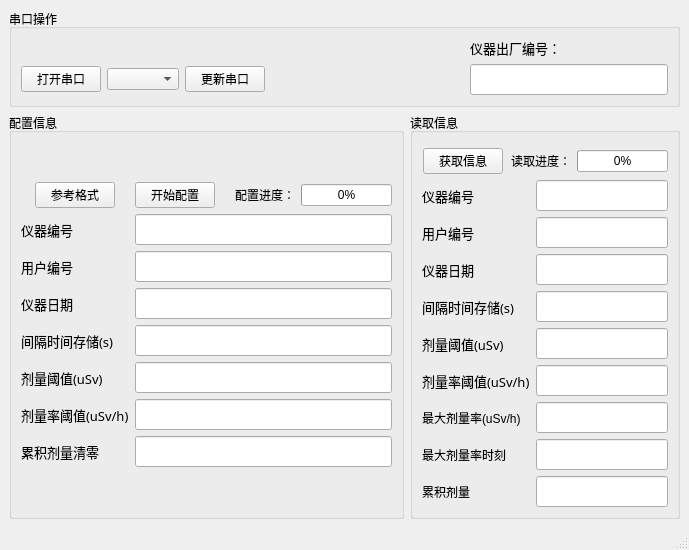
The window that pyqtUI/main.ui (RedFalsh/EPD_Config) describes before a commit, drawn with Qt 5.
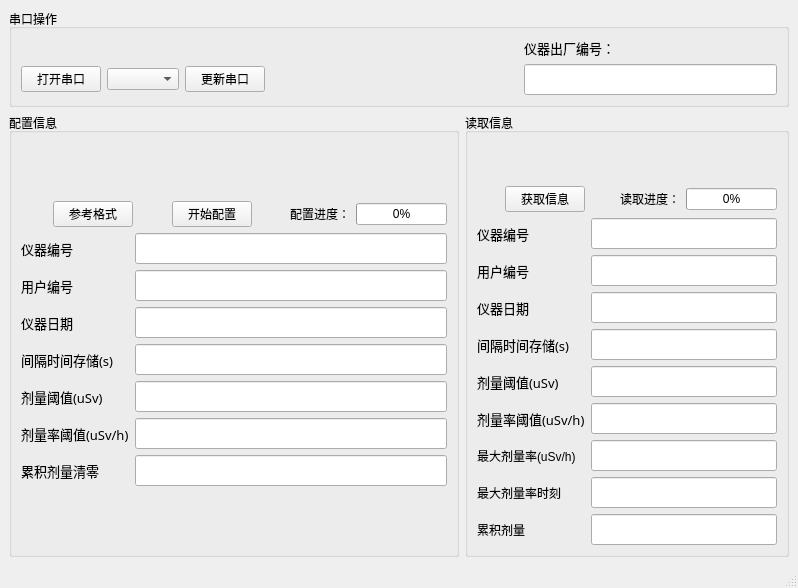
The same window after the commit.

What changed in the file:
```diff
--- a/pyqtUI/main.ui
+++ b/pyqtUI/main.ui
@@ -6,48 +6,477 @@
    <rect>
     <x>0</x>
     <y>0</y>
-    <width>689</width>
-    <height>482</height>
+    <width>798</width>
+    <height>588</height>
    </rect>
   </property>
   <property name="windowTitle">
    <string>MainWindow</string>
   </property>
   <widget class="QWidget" name="centralwidget">
-   <layout class="QGridLayout" name="gridLayout_3">
-    <property name="leftMargin">
-     <number>0</number>
-    </property>
-    <property name="topMargin">
-     <number>0</number>
-    </property>
-    <property name="rightMargin">
-     <number>0</number>
-    </property>
-    <property name="bottomMargin">
-     <number>0</number>
-    </property>
-    <property name="spacing">
-     <number>0</number>
-    </property>
-    <item row="0" column="0">
-     <layout class="QGridLayout" name="gridLayout_2">
-      <property name="leftMargin">
-       <number>9</number>
+   <layout class="QVBoxLayout" name="verticalLayout">
+    <item>
+     <widget class="QGroupBox" name="groupBox">
+      <property name="title">
+       <string>串口操作</string>
       </property>
-      <property name="topMargin">
-       <number>9</number>
-      </property>
-      <property name="rightMargin">
-       <number>9</number>
-      </property>
-      <property name="bottomMargin">
-       <number>9</number>
-      </property>
-      <property name="spacing">
-       <number>6</number>
-      </property>
-      <item row="1" column="1">
+      <layout class="QGridLayout" name="gridLayout">
+       <item row="2" column="0">
+        <layout class="QHBoxLayout" name="horizontalLayout_2">
+         <item>
+          <widget class="QPushButton" name="pushButton_OpenSerial">
+           <property name="enabled">
+            <bool>true</bool>
+           </property>
+           <property name="text">
+            <string>打开串口</string>
+           </property>
+          </widget>
+         </item>
+         <item>
+          <widget class="QComboBox" name="comboBox_ComNum"/>
+         </item>
+         <item>
+          <widget class="QPushButton" name="pushButton_UpdateSerialShow">
+           <property name="text">
+            <string>更新串口</string>
+           </property>
+          </widget>
+         </item>
+        </layout>
+       </item>
+       <item row="2" column="1">
+        <spacer name="horizontalSpacer">
+         <property name="orientation">
+          <enum>Qt::Horizontal</enum>
+         </property>
+         <property name="sizeHint" stdset="0">
+          <size>
+           <width>40</width>
+           <height>20</height>
+          </size>
+         </property>
+        </spacer>
+       </item>
+       <item row="0" column="2">
+        <widget class="QLabel" name="label_17">
+         <property name="minimumSize">
+          <size>
+           <width>0</width>
+           <height>0</height>
+          </size>
+         </property>
+         <property name="font">
+          <font>
+           <family>Sans</family>
+           <pointsize>10</pointsize>
+           <weight>50</weight>
+           <bold>false</bold>
+          </font>
+         </property>
+         <property name="text">
+          <string>仪器出厂编号：</string>
+         </property>
+        </widget>
+       </item>
+       <item row="2" column="2">
+        <widget class="QLineEdit" name="lineEdit_InstrumentFactoryNumber">
+         <property name="minimumSize">
+          <size>
+           <width>0</width>
+           <height>0</height>
+          </size>
+         </property>
+         <property name="font">
+          <font>
+           <family>Arial</family>
+           <pointsize>14</pointsize>
+           <weight>50</weight>
+           <bold>false</bold>
+          </font>
+         </property>
+        </widget>
+       </item>
+      </layout>
+     </widget>
+    </item>
+    <item>
+     <layout class="QHBoxLayout" name="horizontalLayout">
+      <item>
+       <widget class="QGroupBox" name="groupBox_7">
+        <property name="title">
+         <string>配置信息</string>
+        </property>
+        <layout class="QFormLayout" name="formLayout_2">
+         <property name="fieldGrowthPolicy">
+          <enum>QFormLayout::AllNonFixedFieldsGrow</enum>
+         </property>
+         <item row="0" column="0">
+          <spacer name="verticalSpacer">
+           <property name="orientation">
+            <enum>Qt::Vertical</enum>
+           </property>
+           <property name="sizeHint" stdset="0">
+            <size>
+             <width>20</width>
+             <height>40</height>
+            </size>
+           </property>
+          </spacer>
+         </item>
+         <item row="1" column="0" colspan="2">
+          <layout class="QHBoxLayout" name="horizontalLayout_8">
+           <item>
+            <spacer name="horizontalSpacer_2">
+             <property name="orientation">
+              <enum>Qt::Horizontal</enum>
+             </property>
+             <property name="sizeHint" stdset="0">
+              <size>
+               <width>40</width>
+               <height>20</height>
+              </size>
+             </property>
+            </spacer>
+           </item>
+           <item>
+            <widget class="QPushButton" name="pushButton_Style">
+             <property name="text">
+              <string>参考格式</string>
+             </property>
+            </widget>
+           </item>
+           <item>
+            <spacer name="horizontalSpacer_3">
+             <property name="orientation">
+              <enum>Qt::Horizontal</enum>
+             </property>
+             <property name="sizeHint" stdset="0">
+              <size>
+               <width>40</width>
+               <height>20</height>
+              </size>
+             </property>
+            </spacer>
+           </item>
+           <item>
+            <widget class="QPushButton" name="pushButton_InfWriteInformation">
+             <property name="text">
+              <string>开始配置</string>
+             </property>
+            </widget>
+           </item>
+           <item>
+            <spacer name="horizontalSpacer_7">
+             <property name="orientation">
+              <enum>Qt::Horizontal</enum>
+             </property>
+             <property name="sizeHint" stdset="0">
+              <size>
+               <width>40</width>
+               <height>20</height>
+              </size>
+             </property>
+            </spacer>
+           </item>
+           <item>
+            <widget class="QLabel" name="label_9">
+             <property name="text">
+              <string>配置进度：</string>
+             </property>
+            </widget>
+           </item>
+           <item>
+            <widget class="QProgressBar" name="progressBarInfWrite">
+             <property name="value">
+              <number>0</number>
+             </property>
+            </widget>
+           </item>
+          </layout>
+         </item>
+         <item row="2" column="0">
+          <widget class="QLabel" name="label_16">
+           <property name="minimumSize">
+            <size>
+             <width>0</width>
+             <height>0</height>
+            </size>
+           </property>
+           <property name="font">
+            <font>
+             <family>Sans</family>
+             <pointsize>10</pointsize>
+             <weight>50</weight>
+             <bold>false</bold>
+            </font>
+           </property>
+           <property name="text">
+            <string>仪器编号</string>
+           </property>
+          </widget>
+         </item>
+         <item row="2" column="1">
+          <widget class="QLineEdit" name="lineEdit_W_InstrumentNumber">
+           <property name="minimumSize">
+            <size>
+             <width>0</width>
+             <height>0</height>
+            </size>
+           </property>
+           <property name="font">
+            <font>
+             <family>Arial</family>
+             <pointsize>14</pointsize>
+            </font>
+           </property>
+          </widget>
+         </item>
+         <item row="3" column="0">
+          <widget class="QLabel" name="label_2">
+           <property name="font">
+            <font>
+             <family>Sans</family>
+             <pointsize>10</pointsize>
+             <weight>50</weight>
+             <bold>false</bold>
+            </font>
+           </property>
+           <property name="text">
+            <string>用户编号</string>
+           </property>
+          </widget>
+         </item>
+         <item row="3" column="1">
+          <widget class="QLineEdit" name="lineEdit_W_UserNumber">
+           <property name="minimumSize">
+            <size>
+             <width>0</width>
+             <height>0</height>
+            </size>
+           </property>
+           <property name="font">
+            <font>
+             <family>Arial</family>
+             <pointsize>14</pointsize>
+             <weight>50</weight>
+             <bold>false</bold>
+            </font>
+           </property>
+          </widget>
+         </item>
+         <item row="4" column="0">
+          <widget class="QLabel" name="label_18">
+           <property name="minimumSize">
+            <size>
+             <width>0</width>
+             <height>0</height>
+            </size>
+           </property>
+           <property name="font">
+            <font>
+             <family>Sans</family>
+             <pointsize>10</pointsize>
+             <weight>50</weight>
+             <bold>false</bold>
+            </font>
+           </property>
+           <property name="text">
+            <string>仪器日期</string>
+           </property>
+          </widget>
+         </item>
+         <item row="4" column="1">
+          <widget class="QLineEdit" name="lineEdit_W_InstrumentDate">
+           <property name="minimumSize">
+            <size>
+             <width>0</width>
+             <height>0</height>
+            </size>
+           </property>
+           <property name="font">
+            <font>
+             <family>Arial</family>
+             <pointsize>14</pointsize>
+             <weight>50</weight>
+             <bold>false</bold>
+            </font>
+           </property>
+          </widget>
+         </item>
+         <item row="5" column="0">
+          <widget class="QLabel" name="label_12">
+           <property name="minimumSize">
+            <size>
+             <width>0</width>
+             <height>0</height>
+            </size>
+           </property>
+           <property name="font">
+            <font>
+             <family>Sans</family>
+             <pointsize>10</pointsize>
+             <weight>50</weight>
+             <bold>false</bold>
+            </font>
+           </property>
+           <property name="text">
+            <string>间隔时间存储(s)</string>
+           </property>
+          </widget>
+         </item>
+         <item row="5" column="1">
+          <widget class="QLineEdit" name="lineEdit_W_IntervalTime">
+           <property name="minimumSize">
+            <size>
+             <width>0</width>
+             <height>0</height>
+            </size>
+           </property>
+           <property name="font">
+            <font>
+             <family>Arial</family>
+             <pointsize>14</pointsize>
+             <weight>50</weight>
+             <bold>false</bold>
+            </font>
+           </property>
+          </widget>
+         </item>
+         <item row="6" column="0">
+          <widget class="QLabel" name="label_19">
+           <property name="minimumSize">
+            <size>
+             <width>0</width>
+             <height>0</height>
+            </size>
+           </property>
+           <property name="font">
+            <font>
+             <family>Sans</family>
+             <pointsize>10</pointsize>
+             <weight>50</weight>
+             <bold>false</bold>
+            </font>
+           </property>
+           <property name="text">
+            <string>剂量阈值(uSv)</string>
+           </property>
+          </widget>
+         </item>
+         <item row="6" column="1">
+          <widget class="QLineEdit" name="lineEdit_W_DoseThreshold">
+           <property name="minimumSize">
+            <size>
+             <width>0</width>
+             <height>0</height>
+            </size>
+           </property>
+           <property name="font">
+            <font>
+             <family>Arial</family>
+             <pointsize>14</pointsize>
+             <weight>50</weight>
+             <bold>false</bold>
+            </font>
+           </property>
+          </widget>
+         </item>
+         <item row="7" column="0">
+          <widget class="QLabel" name="label_14">
+           <property name="minimumSize">
+            <size>
+             <width>0</width>
+             <height>0</height>
+            </size>
+           </property>
+           <property name="font">
+            <font>
+             <family>Sans</family>
+             <pointsize>10</pointsize>
+             <weight>50</weight>
+             <bold>false</bold>
+            </font>
+           </property>
+           <property name="text">
+            <string>剂量率阈值(uSv/h)</string>
+           </property>
+          </widget>
+         </item>
+         <item row="7" column="1">
+          <widget class="QLineEdit" name="lineEdit_W_DoseRateThreshold">
+           <property name="minimumSize">
+            <size>
+             <width>0</width>
+             <height>0</height>
+            </size>
+           </property>
+           <property name="font">
+            <font>
+             <family>Arial</family>
+             <pointsize>14</pointsize>
+             <weight>50</weight>
+             <bold>false</bold>
+            </font>
+           </property>
+          </widget>
+         </item>
+         <item row="9" column="0">
+          <widget class="QLabel" name="label_15">
+           <property name="minimumSize">
+            <size>
+             <width>0</width>
+             <height>0</height>
+            </size>
+           </property>
+           <property name="font">
+            <font>
+             <family>Sans</family>
+             <pointsize>10</pointsize>
+             <weight>50</weight>
+             <bold>false</bold>
+            </font>
+           </property>
+           <property name="text">
+            <string>累积剂量清零</string>
+           </property>
+          </widget>
+         </item>
+         <item row="9" column="1">
+          <widget class="QLineEdit" name="lineEdit_W_CumulativeDoseReset">
+           <property name="minimumSize">
+            <size>
+             <width>0</width>
+             <height>0</height>
+            </size>
+           </property>
+           <property name="font">
+            <font>
+             <family>Arial</family>
+             <pointsize>14</pointsize>
+             <weight>50</weight>
+             <bold>false</bold>
+            </font>
+           </property>
+          </widget>
+         </item>
+         <item row="13" column="0" colspan="2">
+          <spacer name="verticalSpacer_4">
+           <property name="orientation">
+            <enum>Qt::Vertical</enum>
+           </property>
+           <property name="sizeHint" stdset="0">
+            <size>
+             <width>20</width>
+             <height>40</height>
+            </size>
+           </property>
+          </spacer>
+         </item>
+        </layout>
+       </widget>
+      </item>
+      <item>
        <widget class="QGroupBox" name="groupBox_9">
         <property name="title">
          <string>读取信息</string>
@@ -400,465 +829,6 @@
         </layout>
        </widget>
       </item>
-      <item row="1" column="0">
-       <widget class="QGroupBox" name="groupBox_7">
-        <property name="title">
-         <string>配置信息</string>
-        </property>
-        <layout class="QFormLayout" name="formLayout_2">
-         <property name="fieldGrowthPolicy">
-          <enum>QFormLayout::AllNonFixedFieldsGrow</enum>
-         </property>
-         <item row="0" column="0">
-          <spacer name="verticalSpacer">
-           <property name="orientation">
-            <enum>Qt::Vertical</enum>
-           </property>
-           <property name="sizeHint" stdset="0">
-            <size>
-             <width>20</width>
-             <height>40</height>
-            </size>
-           </property>
-          </spacer>
-         </item>
-         <item row="1" column="0" colspan="2">
-          <layout class="QHBoxLayout" name="horizontalLayout_8">
-           <item>
-            <spacer name="horizontalSpacer_2">
-             <property name="orientation">
-              <enum>Qt::Horizontal</enum>
-             </property>
-             <property name="sizeHint" stdset="0">
-              <size>
-               <width>40</width>
-               <height>20</height>
-              </size>
-             </property>
-            </spacer>
-           </item>
-           <item>
-            <widget class="QPushButton" name="pushButton_Style">
-             <property name="text">
-              <string>参考格式</string>
-             </property>
-            </widget>
-           </item>
-           <item>
-            <spacer name="horizontalSpacer_3">
-             <property name="orientation">
-              <enum>Qt::Horizontal</enum>
-             </property>
-             <property name="sizeHint" stdset="0">
-              <size>
-               <width>40</width>
-               <height>20</height>
-              </size>
-             </property>
-            </spacer>
-           </item>
-           <item>
-            <widget class="QPushButton" name="pushButton_InfWriteInformation">
-             <property name="text">
-              <string>开始配置</string>
-             </property>
-            </widget>
-           </item>
-           <item>
-            <spacer name="horizontalSpacer_7">
-             <property name="orientation">
-              <enum>Qt::Horizontal</enum>
-             </property>
-             <property name="sizeHint" stdset="0">
-              <size>
-               <width>40</width>
-               <height>20</height>
-              </size>
-             </property>
-            </spacer>
-           </item>
-           <item>
-            <widget class="QLabel" name="label_9">
-             <property name="text">
-              <string>配置进度：</string>
-             </property>
-            </widget>
-           </item>
-           <item>
-            <widget class="QProgressBar" name="progressBarInfWrite">
-             <property name="value">
-              <number>0</number>
-             </property>
-            </widget>
-           </item>
-          </layout>
-         </item>
-         <item row="2" column="0">
-          <widget class="QLabel" name="label_16">
-           <property name="minimumSize">
-            <size>
-             <width>0</width>
-             <height>0</height>
-            </size>
-           </property>
-           <property name="font">
-            <font>
-             <family>Sans</family>
-             <pointsize>10</pointsize>
-             <weight>50</weight>
-             <bold>false</bold>
-            </font>
-           </property>
-           <property name="text">
-            <string>仪器编号</string>
-           </property>
-          </widget>
-         </item>
-         <item row="2" column="1">
-          <widget class="QLineEdit" name="lineEdit_W_InstrumentNumber">
-           <property name="minimumSize">
-            <size>
-             <width>0</width>
-             <height>0</height>
-            </size>
-           </property>
-           <property name="font">
-            <font>
-             <family>Arial</family>
-             <pointsize>14</pointsize>
-            </font>
-           </property>
-          </widget>
-         </item>
-         <item row="3" column="0">
-          <widget class="QLabel" name="label_2">
-           <property name="font">
-            <font>
-             <family>Sans</family>
-             <pointsize>10</pointsize>
-             <weight>50</weight>
-             <bold>false</bold>
-            </font>
-           </property>
-           <property name="text">
-            <string>用户编号</string>
-           </property>
-          </widget>
-         </item>
-         <item row="3" column="1">
-          <widget class="QLineEdit" name="lineEdit_W_UserNumber">
-           <property name="minimumSize">
-            <size>
-             <width>0</width>
-             <height>0</height>
-            </size>
-           </property>
-           <property name="font">
-            <font>
-             <family>Arial</family>
-             <pointsize>14</pointsize>
-             <weight>50</weight>
-             <bold>false</bold>
-            </font>
-           </property>
-          </widget>
-         </item>
-         <item row="4" column="0">
-          <widget class="QLabel" name="label_18">
-           <property name="minimumSize">
-            <size>
-             <width>0</width>
-             <height>0</height>
-            </size>
-           </property>
-           <property name="font">
-            <font>
-             <family>Sans</family>
-             <pointsize>10</pointsize>
-             <weight>50</weight>
-             <bold>false</bold>
-            </font>
-           </property>
-           <property name="text">
-            <string>仪器日期</string>
-           </property>
-          </widget>
-         </item>
-         <item row="4" column="1">
-          <widget class="QLineEdit" name="lineEdit_W_InstrumentDate">
-           <property name="minimumSize">
-            <size>
-             <width>0</width>
-             <height>0</height>
-            </size>
-           </property>
-           <property name="font">
-            <font>
-             <family>Arial</family>
-             <pointsize>14</pointsize>
-             <weight>50</weight>
-             <bold>false</bold>
-            </font>
-           </property>
-          </widget>
-         </item>
-         <item row="5" column="0">
-          <widget class="QLabel" name="label_12">
-           <property name="minimumSize">
-            <size>
-             <width>0</width>
-             <height>0</height>
-            </size>
-           </property>
-           <property name="font">
-            <font>
-             <family>Sans</family>
-             <pointsize>10</pointsize>
-             <weight>50</weight>
-             <bold>false</bold>
-            </font>
-           </property>
-           <property name="text">
-            <string>间隔时间存储(s)</string>
-           </property>
-          </widget>
-         </item>
-         <item row="5" column="1">
-          <widget class="QLineEdit" name="lineEdit_W_IntervalTime">
-           <property name="minimumSize">
-            <size>
-             <width>0</width>
-             <height>0</height>
-            </size>
-           </property>
-           <property name="font">
-            <font>
-             <family>Arial</family>
-             <pointsize>14</pointsize>
-             <weight>50</weight>
-             <bold>false</bold>
-            </font>
-           </property>
-          </widget>
-         </item>
-         <item row="6" column="0">
-          <widget class="QLabel" name="label_19">
-           <property name="minimumSize">
-            <size>
-             <width>0</width>
-             <height>0</height>
-            </size>
-           </property>
-           <property name="font">
-            <font>
-             <family>Sans</family>
-             <pointsize>10</pointsize>
-             <weight>50</weight>
-             <bold>false</bold>
-            </font>
-           </property>
-           <property name="text">
-            <string>剂量阈值(uSv)</string>
-           </property>
-          </widget>
-         </item>
-         <item row="6" column="1">
-          <widget class="QLineEdit" name="lineEdit_W_DoseThreshold">
-           <property name="minimumSize">
-            <size>
-             <width>0</width>
-             <height>0</height>
-            </size>
-           </property>
-           <property name="font">
-            <font>
-             <family>Arial</family>
-             <pointsize>14</pointsize>
-             <weight>50</weight>
-             <bold>false</bold>
-            </font>
-           </property>
-          </widget>
-         </item>
-         <item row="7" column="0">
-          <widget class="QLabel" name="label_14">
-           <property name="minimumSize">
-            <size>
-             <width>0</width>
-             <height>0</height>
-            </size>
-           </property>
-           <property name="font">
-            <font>
-             <family>Sans</family>
-             <pointsize>10</pointsize>
-             <weight>50</weight>
-             <bold>false</bold>
-            </font>
-           </property>
-           <property name="text">
-            <string>剂量率阈值(uSv/h)</string>
-           </property>
-          </widget>
-         </item>
-         <item row="7" column="1">
-          <widget class="QLineEdit" name="lineEdit_W_DoseRateThreshold">
-           <property name="minimumSize">
-            <size>
-             <width>0</width>
-             <height>0</height>
-            </size>
-           </property>
-           <property name="font">
-            <font>
-             <family>Arial</family>
-             <pointsize>14</pointsize>
-             <weight>50</weight>
-             <bold>false</bold>
-            </font>
-           </property>
-          </widget>
-         </item>
-         <item row="9" column="0">
-          <widget class="QLabel" name="label_15">
-           <property name="minimumSize">
-            <size>
-             <width>0</width>
-             <height>0</height>
-            </size>
-           </property>
-           <property name="font">
-            <font>
-             <family>Sans</family>
-             <pointsize>10</pointsize>
-             <weight>50</weight>
-             <bold>false</bold>
-            </font>
-           </property>
-           <property name="text">
-            <string>累积剂量清零</string>
-           </property>
-          </widget>
-         </item>
-         <item row="9" column="1">
-          <widget class="QLineEdit" name="lineEdit_W_CumulativeDoseReset">
-           <property name="minimumSize">
-            <size>
-             <width>0</width>
-             <height>0</height>
-            </size>
-           </property>
-           <property name="font">
-            <font>
-             <family>Arial</family>
-             <pointsize>14</pointsize>
-             <weight>50</weight>
-             <bold>false</bold>
-            </font>
-           </property>
-          </widget>
-         </item>
-         <item row="13" column="0" colspan="2">
-          <spacer name="verticalSpacer_4">
-           <property name="orientation">
-            <enum>Qt::Vertical</enum>
-           </property>
-           <property name="sizeHint" stdset="0">
-            <size>
-             <width>20</width>
-             <height>40</height>
-            </size>
-           </property>
-          </spacer>
-         </item>
-        </layout>
-       </widget>
-      </item>
-      <item row="0" column="0" colspan="2">
-       <widget class="QGroupBox" name="groupBox">
-        <property name="title">
-         <string>串口操作</string>
-        </property>
-        <layout class="QGridLayout" name="gridLayout">
-         <item row="2" column="0">
-          <layout class="QHBoxLayout" name="horizontalLayout_2">
-           <item>
-            <widget class="QPushButton" name="pushButton_OpenSerial">
-             <property name="enabled">
-              <bool>true</bool>
-             </property>
-             <property name="text">
-              <string>打开串口</string>
-             </property>
-            </widget>
-           </item>
-           <item>
-            <widget class="QComboBox" name="comboBox_ComNum"/>
-           </item>
-           <item>
-            <widget class="QPushButton" name="pushButton_UpdateSerialShow">
-             <property name="text">
-              <string>更新串口</string>
-             </property>
-            </widget>
-           </item>
-          </layout>
-         </item>
-         <item row="2" column="1">
-          <spacer name="horizontalSpacer">
-           <property name="orientation">
-            <enum>Qt::Horizontal</enum>
-           </property>
-           <property name="sizeHint" stdset="0">
-            <size>
-             <width>40</width>
-             <height>20</height>
-            </size>
-           </property>
-          </spacer>
-         </item>
-         <item row="0" column="2">
-          <widget class="QLabel" name="label_17">
-           <property name="minimumSize">
-            <size>
-             <width>0</width>
-             <height>0</height>
-            </size>
-           </property>
-           <property name="font">
-            <font>
-             <family>Sans</family>
-             <pointsize>10</pointsize>
-             <weight>50</weight>
-             <bold>false</bold>
-            </font>
-           </property>
-           <property name="text">
-            <string>仪器出厂编号：</string>
-           </property>
-          </widget>
-         </item>
-         <item row="2" column="2">
-          <widget class="QLineEdit" name="lineEdit_InstrumentFactoryNumber">
-           <property name="minimumSize">
-            <size>
-             <width>0</width>
-             <height>0</height>
-            </size>
-           </property>
-           <property name="font">
-            <font>
-             <family>Arial</family>
-             <pointsize>14</pointsize>
-             <weight>50</weight>
-             <bold>false</bold>
-            </font>
-           </property>
-          </widget>
-         </item>
-        </layout>
-       </widget>
-      </item>
      </layout>
     </item>
    </layout>
```
